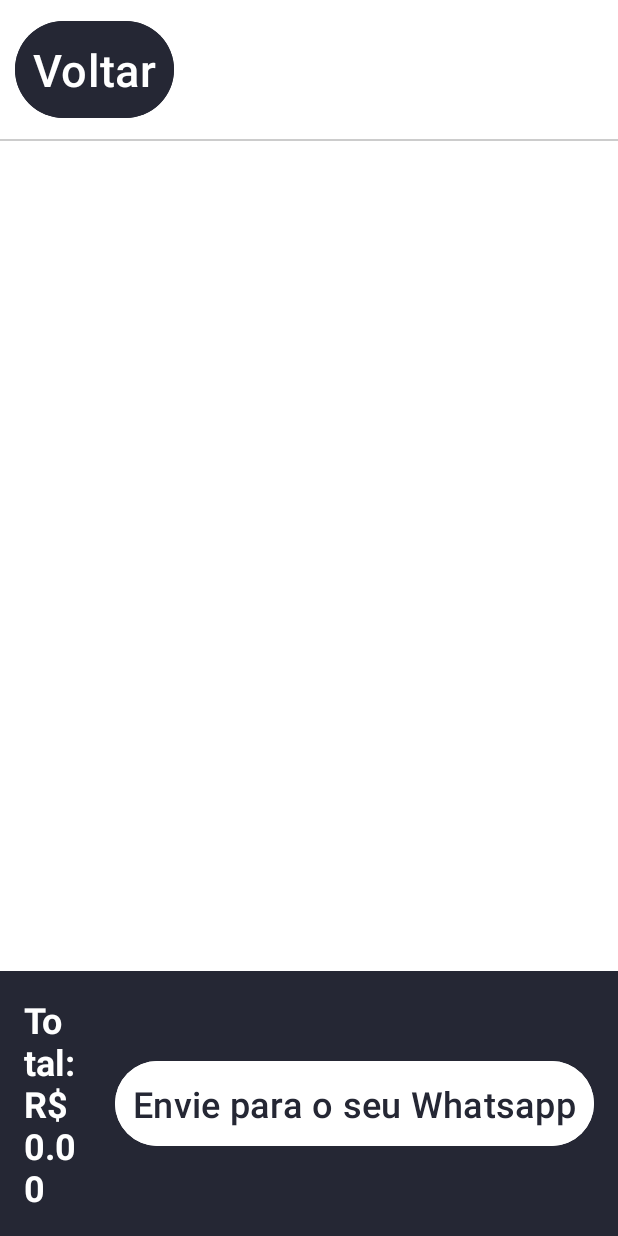
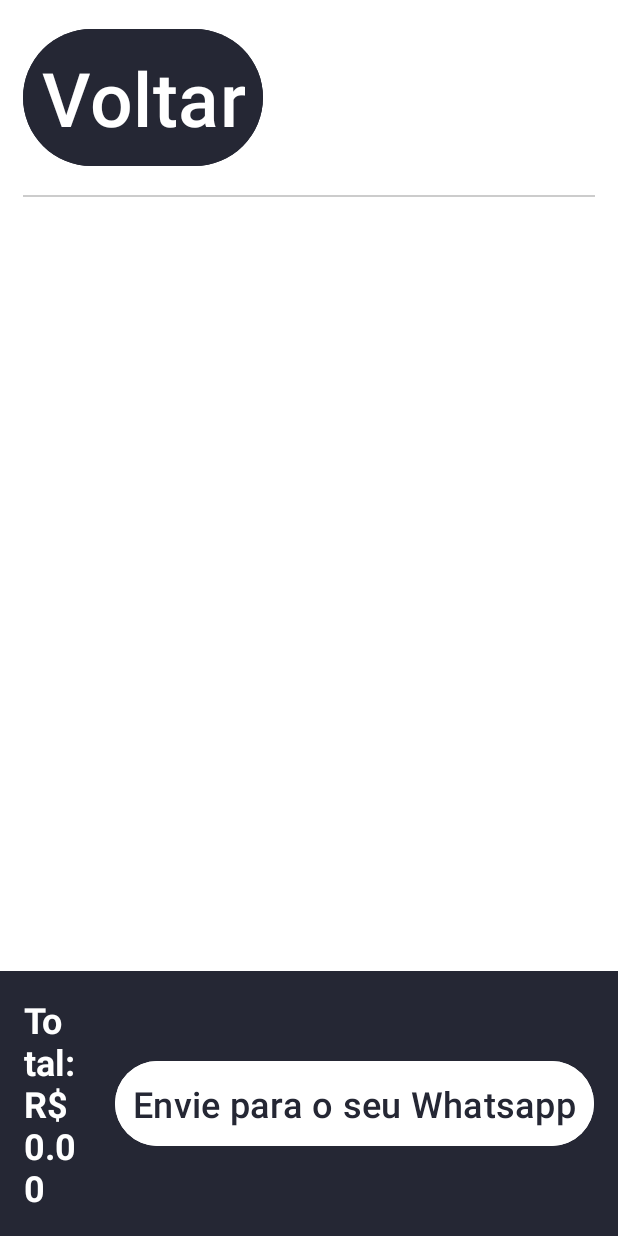
Before and after one commit to thmsVDC/supermercado_app, an Android app: the MyListActivity screen opened directly, with no data from a screen before it, on a phone screen of 412 x 824 dp. Run offline under Robolectric (Android 15) with nearby library versions, the phone set to English and light mode, and no system bars.

Commit message:
A lot of things

```diff
--- a/app/src/main/java/com/example/crud_operations/ProdutosAdapter.java
+++ b/app/src/main/java/com/example/crud_operations/ProdutosAdapter.java
@@ -91,7 +91,7 @@ public class ProdutosAdapter extends ArrayAdapter<Produtos> implements Filterabl
         textViewLocalizacao.setText(produto.getLocalizacao());
 
         if (isRemoveMode) {
-            buttonAction.setText("Remover da lista");
+            buttonAction.setText("ⓧ Remover");
             buttonAction.setBackgroundColor(getContext().getResources().getColor(R.color.red));
             buttonAction.setOnClickListener(v -> {
                 if (onRemoveFromListClickListener != null) {
@@ -101,7 +101,7 @@ public class ProdutosAdapter extends ArrayAdapter<Produtos> implements Filterabl
 
             imageViewGearFill.setVisibility(View.GONE);
         } else {
-            buttonAction.setText("+ Adicionar à lista");
+            buttonAction.setText("＋ Lista");
             buttonAction.setBackgroundColor(getContext().getResources().getColor(R.color.primary));
             buttonAction.setOnClickListener(v -> {
                 if (onAddToListClickListener != null) {
--- a/app/src/main/res/layout/activity_list.xml
+++ b/app/src/main/res/layout/activity_list.xml
@@ -51,7 +51,7 @@
                 android:text="Cancelar"
                 android:textColor="@color/white"
                 android:backgroundTint="@color/primary"
-                android:textSize="16sp" />
+                android:textSize="30sp" />
 
         </LinearLayout>
 
@@ -100,7 +100,7 @@
                 android:textColor="@color/primary"
                 android:backgroundTint="@color/white"
                 android:padding="16dp"
-                android:textSize="16sp"
+                android:textSize="30sp"
                 android:gravity="center"/>
 
         </LinearLayout>
--- a/app/src/main/res/layout/activity_my_list.xml
+++ b/app/src/main/res/layout/activity_my_list.xml
@@ -16,12 +16,12 @@
             android:id="@+id/btn_voltar"
             android:layout_width="wrap_content"
             android:layout_height="wrap_content"
-            android:layout_marginLeft="10dp"
-            android:layout_marginTop="10dp"
+            android:layout_marginLeft="15dp"
+            android:layout_marginTop="15dp"
             android:layout_weight="0"
             android:backgroundTint="@color/primary"
             android:text="Voltar"
-            android:textSize="30sp"
+            android:textSize="50sp"
             android:textColor="@android:color/white"
             android:padding="12dp"
             android:layout_gravity="start"/>
@@ -30,11 +30,12 @@
         <View
             android:layout_width="match_parent"
             android:layout_height="1dp"
-            android:layout_marginTop="10dp"
-            android:background="#CCCCCC" />
+            android:background="#CCCCCC"
+            android:layout_margin="15dp"/>
 
         <ListView
             android:id="@+id/listView_my_list"
+            android:layout_margin="15dp"
             android:layout_width="match_parent"
             android:layout_height="0dp"
             android:layout_weight="1"
--- a/app/src/main/res/layout/item_produto.xml
+++ b/app/src/main/res/layout/item_produto.xml
@@ -58,15 +58,14 @@
                 android:layout_width="wrap_content"
                 android:layout_height="wrap_content"
                 android:text=" R$"
-                android:textSize="48sp"
-                android:textStyle="bold"/>
+                android:textSize="40sp"/>
 
             <TextView
                 android:id="@+id/textView_preco_valor"
                 android:layout_width="wrap_content"
                 android:layout_height="wrap_content"
                 android:layout_marginStart="12dp"
-                android:textSize="48sp"/>
+                android:textSize="40sp"/>
         </LinearLayout>
 
         <LinearLayout
```
